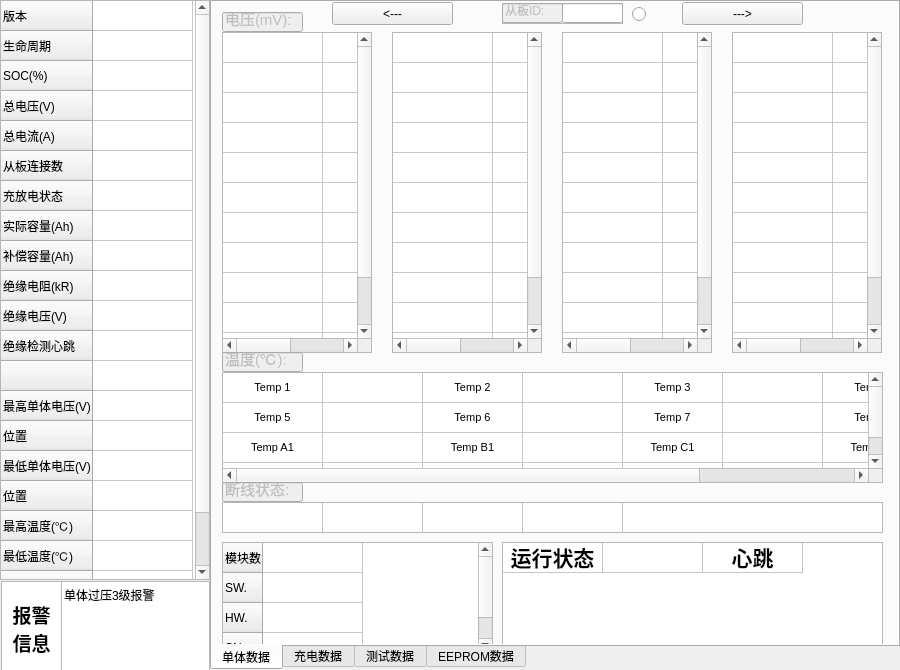
Above: tkbmwidget.ui from 519822108/TKBM200V3 before the change. Below: the same form after it.
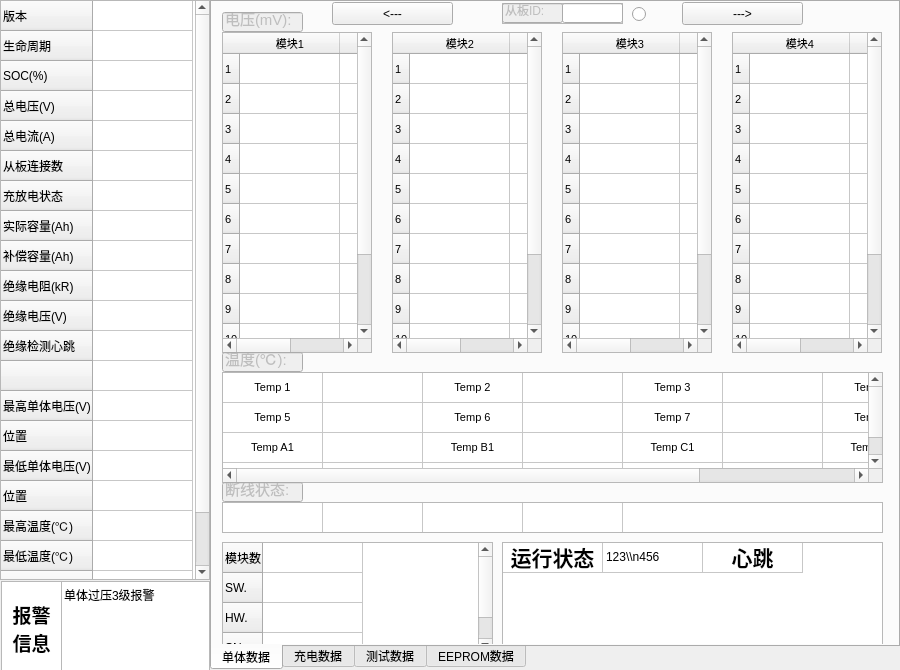
That is the form after the change.

Diff of the .ui file:
```diff
--- a/tkbmwidget.ui
+++ b/tkbmwidget.ui
@@ -479,10 +479,10 @@
       <enum>Qt::LeftToRight</enum>
      </property>
      <attribute name="horizontalHeaderVisible">
-      <bool>false</bool>
+      <bool>true</bool>
      </attribute>
      <attribute name="verticalHeaderVisible">
-      <bool>false</bool>
+      <bool>true</bool>
      </attribute>
      <row>
       <property name="text">
@@ -952,10 +952,10 @@
       </rect>
      </property>
      <attribute name="horizontalHeaderVisible">
-      <bool>false</bool>
+      <bool>true</bool>
      </attribute>
      <attribute name="verticalHeaderVisible">
-      <bool>false</bool>
+      <bool>true</bool>
      </attribute>
      <row>
       <property name="text">
@@ -1422,10 +1422,10 @@
       </rect>
      </property>
      <attribute name="horizontalHeaderVisible">
-      <bool>false</bool>
+      <bool>true</bool>
      </attribute>
      <attribute name="verticalHeaderVisible">
-      <bool>false</bool>
+      <bool>true</bool>
      </attribute>
      <row>
       <property name="text">
@@ -1895,10 +1895,10 @@
       </rect>
      </property>
      <attribute name="horizontalHeaderVisible">
-      <bool>false</bool>
+      <bool>true</bool>
      </attribute>
      <attribute name="verticalHeaderVisible">
-      <bool>false</bool>
+      <bool>true</bool>
      </attribute>
      <row>
       <property name="text">
@@ -3166,7 +3166,7 @@
      </item>
      <item row="0" column="1">
       <property name="text">
-       <string/>
+       <string>123\\n456</string>
       </property>
       <property name="flags">
        <set>ItemIsDragEnabled|ItemIsUserCheckable|ItemIsEnabled</set>
```
Left out of the diff: 6 changed lines with no effect on the pictures.
